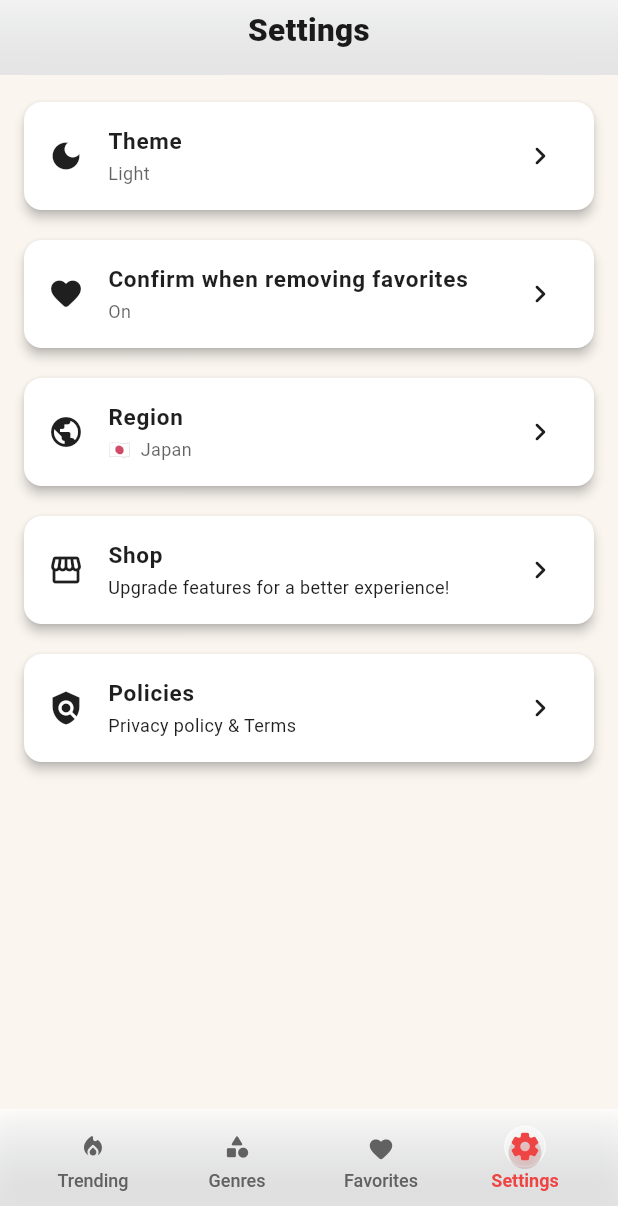
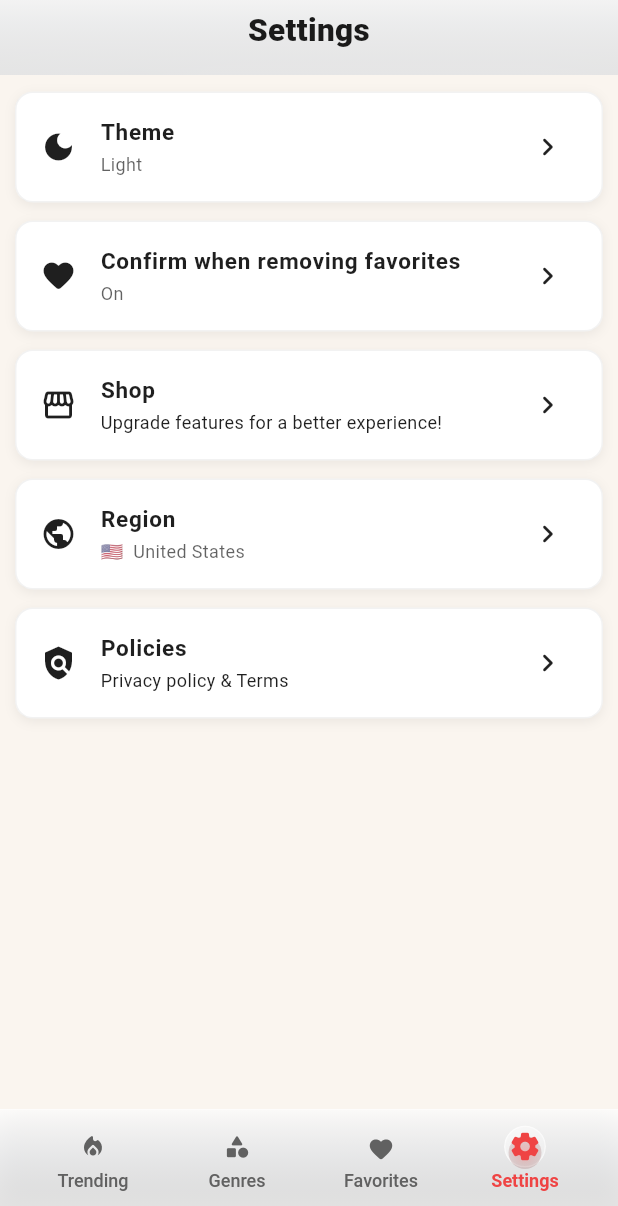
Before and after one commit to noguchim/tube_search, a Flutter app: the screen it shows after launch, swiped to page 4, on a phone screen of 412 x 824 dp, the part 30-1236 px from its top. Run offline on Flutter 3.47's test engine with Material 3 defaults, Android fonts, the phone set to English and light mode, and no system bars; our stand-ins replace cached_network_image, connectivity_plus, flutter_keyboard_visibility, google_mobile_ads, in_app_purchase, logger and 2 more; network calls fail; Roboto replaces fonts that are missing (SF Pro Display); statements that could not run were skipped.

Commit message:
海外対応基本部分完了まで２

```diff
--- a/lib/providers/region_provider.dart
+++ b/lib/providers/region_provider.dart
@@ -1,3 +1,5 @@
+import 'dart:io';
+
 import 'package:flutter/material.dart';
 import 'package:shared_preferences/shared_preferences.dart';
 
@@ -8,8 +10,19 @@ class RegionProvider extends ChangeNotifier {
 
   String get regionCode => _regionCode;
 
+  // 対応リージョン
+  static const _supported = [
+    "JP",
+    "US",
+    "GB",
+    "KR",
+    "DE",
+    "FR",
+    "IN",
+  ];
+
   // --------------------------------------------------
-  // ⭐ 初期化：保存があればそれを使う → なければ Locale から推定
+  // ⭐ 初期化（保存 → 端末推定 → US フォールバック）
   // --------------------------------------------------
   Future<void> initFromLocale(BuildContext context) async {
     final prefs = await SharedPreferences.getInstance();
@@ -17,20 +30,32 @@ class RegionProvider extends ChangeNotifier {
 
     if (saved != null) {
       _regionCode = saved;
-      return; // ← notifyListeners() しない（UIはまだ構築前）
+      debugPrint("🌏 [Region] loaded from storage → $_regionCode");
+      return;
     }
 
-    final locale = Localizations.localeOf(context);
+    final deviceLocale = Platform.localeName;
+    debugPrint("🌏 [Region] device locale = $deviceLocale");
 
-    if (locale.countryCode == "US") {
+    final parts = deviceLocale.split("_");
+    final country = parts.length > 1 ? parts.last : "US";
+
+    if (_supported.contains(country)) {
+      _regionCode = country;
+      debugPrint("🌏 [Region] detected & supported → $_regionCode");
+    } else {
       _regionCode = "US";
-    } else {
-      _regionCode = "JP";
+      debugPrint(
+        "🌏 [Region] unsupported ($country) → fallback to US",
+      );
     }
+
+    await prefs.setString(_prefRegion, _regionCode);
+    debugPrint("🌏 [Region] saved initial region → $_regionCode");
   }
 
   // --------------------------------------------------
-  // ⭐ 変更時：保存 + 反映
+  // ⭐ 変更（保存 + 通知）
   // --------------------------------------------------
   Future<void> setRegion(String code) async {
     _regionCode = code;
@@ -38,6 +63,8 @@ class RegionProvider extends ChangeNotifier {
     final prefs = await SharedPreferences.getInstance();
     await prefs.setString(_prefRegion, code);
 
+    debugPrint("🌏 [Region] changed manually → $_regionCode");
+
     notifyListeners();
   }
 }
--- a/lib/screens/settings_screen.dart
+++ b/lib/screens/settings_screen.dart
@@ -367,8 +367,7 @@ class _SettingsScreenState extends State<SettingsScreen> {
   Widget build(BuildContext context) {
     final theme = Theme.of(context);
     final onSurface = theme.colorScheme.onSurface;
-    final cardTheme = theme.cardTheme;
-
+    final isDark = theme.brightness == Brightness.dark;
     final themeProvider = context.watch<ThemeProvider>();
 
     return Scaffold(
@@ -392,25 +391,34 @@ class _SettingsScreenState extends State<SettingsScreen> {
                     child: Center(child: CircularProgressIndicator()),
                   )
                 : Column(
-                    crossAxisAlignment: CrossAxisAlignment.start,
                     children: [
-                      const SizedBox(height: 18),
+                      const SizedBox(height: 5),
 
-                      // ⭐ テーマ
-                      Padding(
-                        padding: const EdgeInsets.symmetric(horizontal: 16),
-                        child: Material(
-                          color: cardTheme.color,
-                          elevation: cardTheme.elevation ?? 0,
-                          shape: cardTheme.shape,
+                      // 1️⃣ テーマ
+                      Container(
+                        margin: const EdgeInsets.symmetric(
+                            horizontal: 10, vertical: 6),
+                        decoration: BoxDecoration(
+                          color: theme.colorScheme.surface,
+                          borderRadius: BorderRadius.circular(12),
+                          border: Border.all(
+                            color: Colors.black.withValues(alpha: 0.05),
+                          ),
+                          boxShadow: [
+                            BoxShadow(
+                              color: Colors.black
+                                  .withValues(alpha: isDark ? 0.25 : 0.06),
+                              blurRadius: 6,
+                              offset: const Offset(0, 2),
+                            ),
+                          ],
+                        ),
                         child: ListTile(
                           leading: Icon(Icons.dark_mode, color: onSurface),
                           title: Text(
                             AppLocalizations.of(context)!.settingsTheme,
                             style: const TextStyle(
-                                fontSize: 15,
-                                fontWeight: FontWeight.w600,
-                              ),
+                                fontSize: 15, fontWeight: FontWeight.w600),
                           ),
                           subtitle: Text(
                             _themeLabel(themeProvider.themeMode),
@@ -419,25 +427,31 @@ class _SettingsScreenState extends State<SettingsScreen> {
                               color: onSurface.withValues(alpha: 0.7),
                             ),
                           ),
-                            trailing: Icon(
-                              Icons.chevron_right_rounded,
-                              color: onSurface,
-                            ),
-                            onTap: () =>
-                                _showThemeDialog(context, themeProvider),
-                          ),
+                          trailing: Icon(Icons.chevron_right_rounded,
+                              color: onSurface),
+                          onTap: () => _showThemeDialog(context, themeProvider),
                         ),
                       ),
 
-                      const SizedBox(height: 20),
-
-                      // ⭐ お気に入り削除確認
-                      Padding(
-                        padding: const EdgeInsets.symmetric(horizontal: 16),
-                        child: Material(
-                          color: cardTheme.color,
-                          elevation: cardTheme.elevation ?? 0,
-                          shape: cardTheme.shape,
+                      // 2️⃣ お気に入り削除
+                      Container(
+                        margin: const EdgeInsets.symmetric(
+                            horizontal: 10, vertical: 6),
+                        decoration: BoxDecoration(
+                          color: theme.colorScheme.surface,
+                          borderRadius: BorderRadius.circular(12),
+                          border: Border.all(
+                            color: Colors.black.withValues(alpha: 0.05),
+                          ),
+                          boxShadow: [
+                            BoxShadow(
+                              color: Colors.black
+                                  .withValues(alpha: isDark ? 0.25 : 0.06),
+                              blurRadius: 6,
+                              offset: const Offset(0, 2),
+                            ),
+                          ],
+                        ),
                         child: ListTile(
                           leading:
                               Icon(Icons.favorite_rounded, color: onSurface),
@@ -460,28 +474,79 @@ class _SettingsScreenState extends State<SettingsScreen> {
                               color: onSurface.withValues(alpha: 0.7),
                             ),
                           ),
-                            trailing: Icon(
-                              Icons.chevron_right_rounded,
-                              color: onSurface,
-                            ),
+                          trailing: Icon(Icons.chevron_right_rounded,
+                              color: onSurface),
                           onTap: () => _showDeleteConfirmDialog(context),
                         ),
                       ),
+
+                      // 3️⃣ ショップ
+                      Container(
+                        margin: const EdgeInsets.symmetric(
+                            horizontal: 10, vertical: 6),
+                        decoration: BoxDecoration(
+                          color: theme.colorScheme.surface,
+                          borderRadius: BorderRadius.circular(12),
+                          border: Border.all(
+                            color: Colors.black.withValues(alpha: 0.05),
+                          ),
+                          boxShadow: [
+                            BoxShadow(
+                              color: Colors.black
+                                  .withValues(alpha: isDark ? 0.25 : 0.06),
+                              blurRadius: 6,
+                              offset: const Offset(0, 2),
+                            ),
+                          ],
+                        ),
+                        child: ListTile(
+                          leading: Icon(Icons.storefront, color: onSurface),
+                          title: Text(
+                            AppLocalizations.of(context)!.settingsShop,
+                            style: const TextStyle(
+                              fontSize: 15,
+                              fontWeight: FontWeight.w600,
+                            ),
+                          ),
+                          subtitle: Text(
+                            AppLocalizations.of(context)!.settingsShopSubtitle,
+                            style: const TextStyle(fontSize: 12),
+                          ),
+                          trailing: Icon(Icons.chevron_right_rounded,
+                              color: onSurface),
+                          onTap: () {
+                            Navigator.push(
+                              context,
+                              MaterialPageRoute(
+                                builder: (_) => const ShopScreen(),
+                              ),
+                            );
+                          },
+                        ),
                       ),
 
-                      const SizedBox(height: 20),
-
-                      // ⭐ 地域（YouTube ランキング）
-                      Padding(
-                        padding: const EdgeInsets.symmetric(horizontal: 16),
-                        child: Material(
-                          color: cardTheme.color,
-                          elevation: cardTheme.elevation ?? 0,
-                          shape: cardTheme.shape,
+                      // 4️⃣ 地域（YouTube ランキング）
+                      Container(
+                        margin: const EdgeInsets.symmetric(
+                            horizontal: 10, vertical: 6),
+                        decoration: BoxDecoration(
+                          color: theme.colorScheme.surface,
+                          borderRadius: BorderRadius.circular(12),
+                          border: Border.all(
+                            color: Colors.black.withValues(alpha: 0.05),
+                          ),
+                          boxShadow: [
+                            BoxShadow(
+                              color: Colors.black
+                                  .withValues(alpha: isDark ? 0.25 : 0.06),
+                              blurRadius: 6,
+                              offset: const Offset(0, 2),
+                            ),
+                          ],
+                        ),
                         child: Consumer<RegionProvider>(
                           builder: (context, provider, _) {
                             final l = AppLocalizations.of(context)!;
-
                             final current = regionOptions.firstWhere(
                                 (r) => r.code == provider.regionCode);
 
@@ -494,8 +559,6 @@ class _SettingsScreenState extends State<SettingsScreen> {
                                   fontWeight: FontWeight.w600,
                                 ),
                               ),
-
-                                // ← ★ 国旗 + 国名（L10N）
                               subtitle: Text(
                                 "${current.flag}  ${current.label(l)}",
                                 style: TextStyle(
@@ -503,7 +566,6 @@ class _SettingsScreenState extends State<SettingsScreen> {
                                   color: onSurface.withValues(alpha: 0.7),
                                 ),
                               ),
-
                               trailing: Icon(
                                 Icons.chevron_right_rounded,
                                 color: onSurface,
@@ -513,55 +575,26 @@ class _SettingsScreenState extends State<SettingsScreen> {
                           },
                         ),
                       ),
+
+                      // 5️⃣ 各種ポリシー
+                      Container(
+                        margin: const EdgeInsets.symmetric(
+                            horizontal: 10, vertical: 6),
+                        decoration: BoxDecoration(
+                          color: theme.colorScheme.surface,
+                          borderRadius: BorderRadius.circular(12),
+                          border: Border.all(
+                            color: Colors.black.withValues(alpha: 0.05),
                           ),
-                      const SizedBox(height: 20),
-
-                      // 🛒 ショップ
-                      Padding(
-                        padding: const EdgeInsets.symmetric(horizontal: 16),
-                        child: Material(
-                          color: cardTheme.color,
-                          elevation: cardTheme.elevation ?? 0,
-                          shape: cardTheme.shape,
-                          child: ListTile(
-                            leading: Icon(Icons.storefront, color: onSurface),
-                            title: Text(
-                              AppLocalizations.of(context)!.settingsShop,
-                              style: const TextStyle(
-                                fontSize: 15,
-                                fontWeight: FontWeight.w600,
+                          boxShadow: [
+                            BoxShadow(
+                              color: Colors.black
+                                  .withValues(alpha: isDark ? 0.25 : 0.06),
+                              blurRadius: 6,
+                              offset: const Offset(0, 2),
                             ),
+                          ],
                         ),
-                            subtitle: Text(
-                              AppLocalizations.of(context)!
-                                  .settingsShopSubtitle,
-                              style: const TextStyle(fontSize: 12),
-                            ),
-                            trailing: Icon(
-                              Icons.chevron_right_rounded,
-                              color: onSurface,
-                            ),
-                            onTap: () {
-                              Navigator.push(
-                                context,
-                                MaterialPageRoute(
-                                  builder: (_) => const ShopScreen(),
-                                ),
-                              );
-                            },
-                          ),
-                        ),
-                      ),
-
-                      const SizedBox(height: 20),
-
-                      // 📄 各種ポリシー
-                      Padding(
-                        padding: const EdgeInsets.symmetric(horizontal: 16),
-                        child: Material(
-                          color: cardTheme.color,
-                          elevation: cardTheme.elevation ?? 0,
-                          shape: cardTheme.shape,
                         child: ListTile(
                           leading: Icon(Icons.policy, color: onSurface),
                           title: Text(
@@ -581,10 +614,11 @@ class _SettingsScreenState extends State<SettingsScreen> {
                           onTap: () => _showPolicyDialog(context),
                         ),
                       ),
-                      ),
+
+                      const SizedBox(height: 20),
                     ],
                   ),
-          ),
+          )
         ],
       ),
     );
--- a/lib/screens/shop_screen.dart
+++ b/lib/screens/shop_screen.dart
@@ -88,7 +88,9 @@ class _ShopScreenState extends State<ShopScreen> {
 
       setState(() {
         _priceRemove = pRemove.price;
+        logger.i("[_loadPrices] _priceRemove = $_priceRemove");
         _priceLimit = pLimit.price;
+        logger.i("[_loadPrices] _priceLimit = $_priceLimit");
         _isLoading = false;
       });
     } catch (_) {
@@ -248,7 +250,7 @@ class _ShopScreenState extends State<ShopScreen> {
                             purchased: removeAdsPurchased,
                             iconColor: Theme.of(context).colorScheme.primary,
                             priceLabel: _priceRemove,
-                            minHeight: 90,
+                            minHeight: 80,
                             onBuy: removeAdsPurchased
                                 ? null
                                 : () async {
@@ -294,7 +296,7 @@ class _ShopScreenState extends State<ShopScreen> {
                             purchased: limitUpgradePurchased,
                             iconColor: const Color(0xFF9B59B6),
                             priceLabel: _priceLimit,
-                            minHeight: 90,
+                            minHeight: 80,
                             onBuy: limitUpgradePurchased
                                 ? null
                                 : () async {
```
Also changed, not shown: lib/screens/genre_screen.dart (+19 -8 lines), lib/screens/popular_videos_screen.dart (+16 -0 lines), lib/widgets/app_dialog.dart (added, +93 -0 lines), lib/widgets/continuous_play_dialog.dart (added, +94 -0 lines), lib/widgets/continuous_play_status_bar.dart (added, +63 -0 lines), 1 other file. Lines whose indentation alone changed are shown as unchanged.
